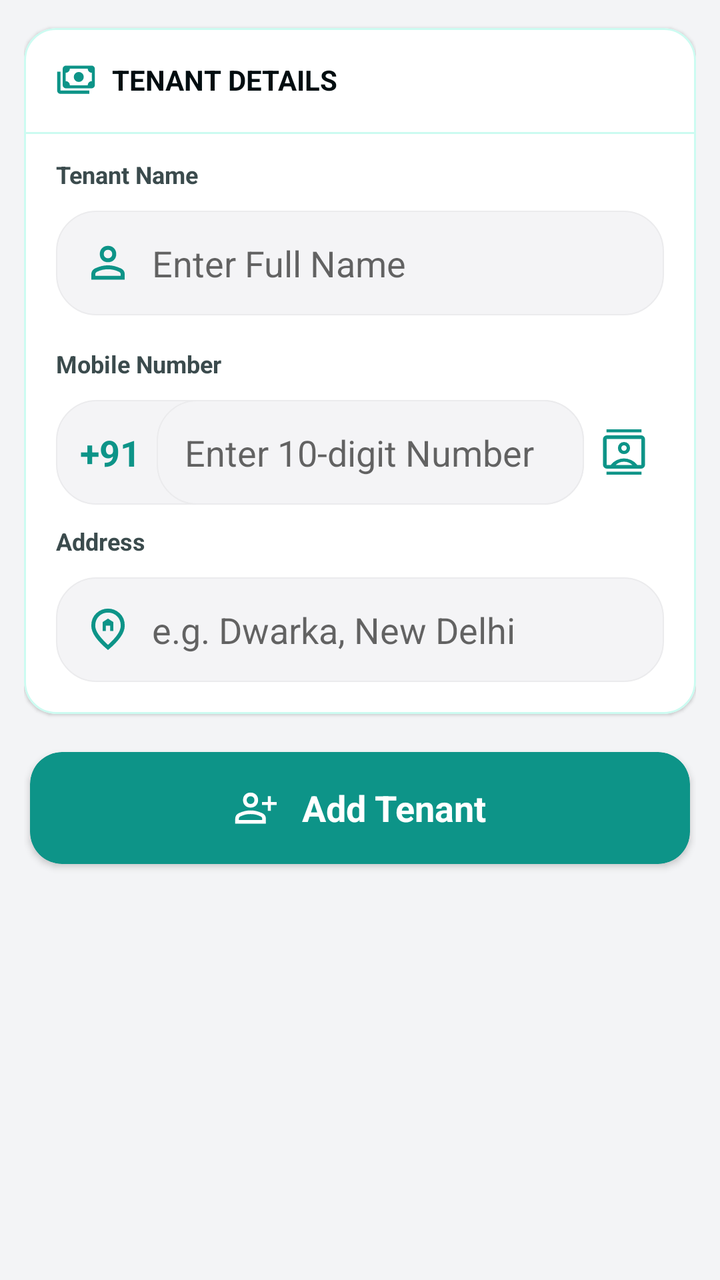
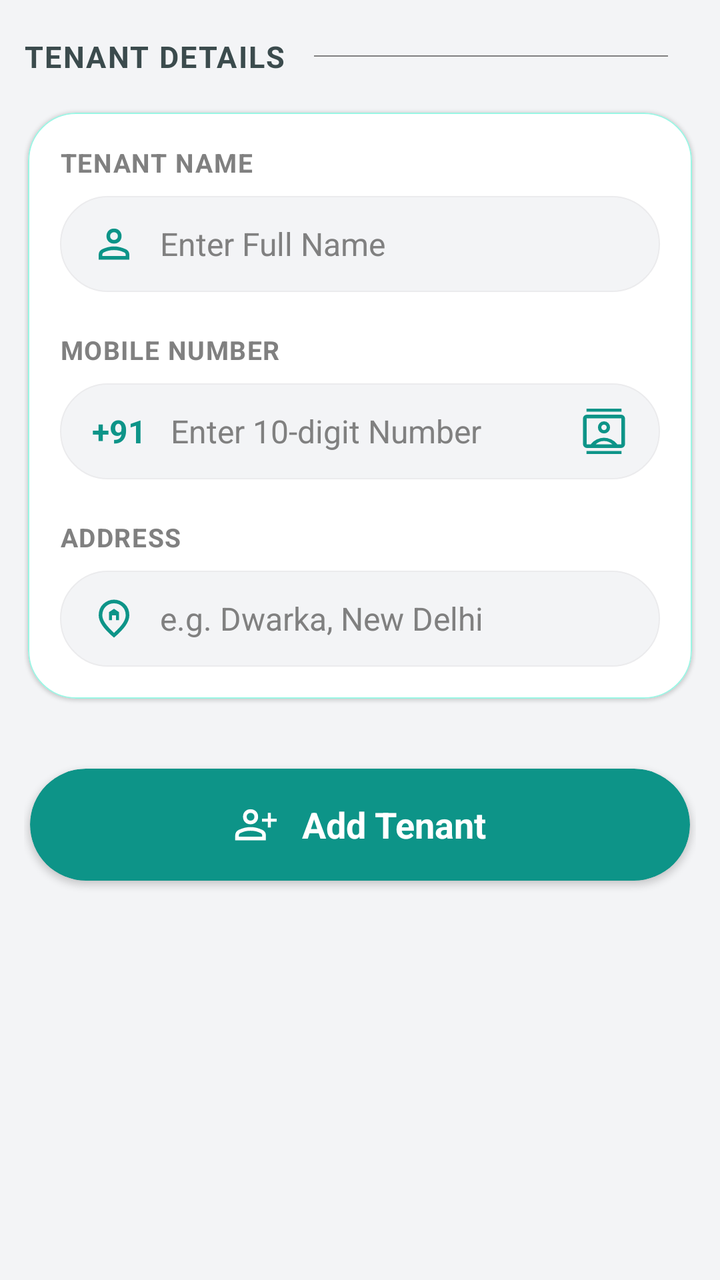

Two renders of the same Android screen: before a commit and after it. Below are the layout's source before the change and the commit's diff.
<!-- AndroidManifest.xml: activity theme Theme.RentBookRentPropertyManager.ToolBar -->
<!-- res/layout/activity_add_tenant.xml -->
<?xml version="1.0" encoding="utf-8"?>
<androidx.core.widget.NestedScrollView
    xmlns:android="http://schemas.android.com/apk/res/android"
    xmlns:app="http://schemas.android.com/apk/res-auto"
    xmlns:tools="http://schemas.android.com/tools"
    android:id="@+id/main"
    android:layout_width="match_parent"
    android:layout_height="match_parent"
    android:fillViewport="true"
    android:background="@color/bg_app_surface">

    
    <LinearLayout
        android:layout_width="match_parent"
        android:layout_height="wrap_content"
        android:orientation="vertical"
        android:paddingHorizontal="12dp"
        android:paddingBottom="20dp">

        
        <com.google.android.material.card.MaterialCardView
            android:layout_width="match_parent"
            android:layout_height="wrap_content"
            app:cardCornerRadius="16dp"
            app:cardBackgroundColor="@color/bg_list_layout_primary"
            app:strokeColor="@color/border_inner_layout"
            app:strokeWidth="1dp"
            android:layout_marginTop="14dp"
            android:layout_marginBottom="7dp">

            <LinearLayout
                android:layout_width="match_parent"
                android:layout_height="wrap_content"
                android:orientation="vertical"
                android:paddingVertical="16sp">

                
                <LinearLayout
                    android:layout_width="wrap_content"
                    android:layout_height="wrap_content"
                    android:orientation="horizontal"
                    android:paddingHorizontal="16dp"
                    android:gravity="center_vertical"
                    tools:ignore="UseCompoundDrawables">

                    <ImageView
                        android:layout_width="20dp"
                        android:layout_height="20dp"
                        android:contentDescription="@string/text_image_desc"
                        android:src="@drawable/ic_cash_payment"
                        app:tint="@color/icon_primary"/>

                    <TextView
                        android:layout_width="wrap_content"
                        android:layout_height="wrap_content"
                        android:layout_marginStart="8dp"
                        android:text="@string/text_label_tenant_details_cap"
                        android:textSize="14sp"
                        android:textColor="@color/text_heading"
                        android:textStyle="bold"/>
                </LinearLayout>

                
                <View
                    android:layout_width="match_parent"
                    android:layout_height="1dp"
                    android:layout_marginTop="16sp"
                    android:layout_marginBottom="12dp"
                    android:background="@color/border_inner_layout"/>


                <LinearLayout
                    android:layout_width="match_parent"
                    android:layout_height="wrap_content"
                    android:orientation="vertical"
                    android:layout_marginHorizontal="16sp">

                    
                    <TextView
                        android:layout_width="wrap_content"
                        android:layout_height="wrap_content"
                        android:text="@string/text_label_tenant_name"
                        android:textSize="12sp"
                        android:textStyle="bold"
                        android:textColor="@color/text_muted"/>

                    <com.google.android.material.textfield.TextInputEditText
                        android:id="@+id/editTextTenantName"
                        android:layout_width="match_parent"
                        android:layout_height="wrap_content"
                        android:hint="@string/text_hint_tenant_name"
                        android:padding="14sp"
                        android:background="@drawable/background_edit_text_input"
                        android:drawableStart="@drawable/ic_person"
                        android:inputType="textCapWords"
                        android:drawablePadding="10dp"
                        android:layout_marginVertical="10dp"
                        android:drawableTint="@color/icon_primary"/>

                    
                    <TextView
                        android:layout_width="wrap_content"
                        android:layout_height="wrap_content"
                        android:layout_marginTop="6dp"
                        android:text="@string/text_label_mobile_no"
                        android:textSize="12sp"
                        android:textStyle="bold"
                        android:textColor="@color/text_muted"/>

                    <LinearLayout
                        android:layout_width="match_parent"
                        android:layout_height="wrap_content"
                        android:orientation="horizontal">

                        <LinearLayout
                            android:layout_width="0dp"
                            android:layout_height="wrap_content"
                            android:layout_weight="1"
                            android:layout_marginVertical="10dp"
                            android:background="@drawable/background_edit_text_input">

                            
                            <TextView
                                android:id="@+id/textCountryCode"
                                android:layout_width="wrap_content"
                                android:layout_height="wrap_content"
                                android:text="@string/text_country_code_in"
                                android:textSize="18sp"
                                android:textStyle="bold"
                                android:textColor="@color/icon_primary"
                                android:paddingStart="12dp"
                                android:paddingEnd="8dp"
                                android:gravity="center_vertical"
                                android:background="@android:color/transparent" />

                            <com.google.android.material.textfield.TextInputEditText
                                android:id="@+id/editTextTenantPhone"
                                android:layout_width="match_parent"
                                android:layout_height="wrap_content"
                                android:hint="@string/text_hint_10_digit_no"
                                android:padding="14sp"
                                android:maxLength="10"
                                android:background="@drawable/background_edit_text_input"
                                android:inputType="number"
                                android:drawableTint="@color/icon_primary"/>

                        </LinearLayout>



                        <ImageView
                            android:id="@+id/btnPickContact"
                            android:layout_width="wrap_content"
                            android:layout_height="wrap_content"
                            android:layout_marginHorizontal="8dp"
                            android:layout_gravity="center_vertical"
                            android:contentDescription="@string/text_image_desc"
                            app:tint="@color/icon_primary"
                            android:src="@drawable/ic_contact_pick"/>

                    </LinearLayout>

                    
                    <TextView
                        android:layout_width="wrap_content"
                        android:layout_height="wrap_content"
                        android:text="@string/text_label_address"
                        android:textSize="12sp"
                        android:textStyle="bold"
                        android:textColor="@color/text_muted"/>

                    <com.google.android.material.textfield.TextInputEditText
                        android:id="@+id/editTextTenantAddress"
                        android:layout_width="match_parent"
                        android:layout_height="wrap_content"
                        android:hint="@string/text_hint_address"
                        android:padding="14sp"
                        android:background="@drawable/background_edit_text_input"
                        android:drawableStart="@drawable/ic_home_location"
                        android:inputType="textCapWords"
                        android:drawablePadding="10dp"
                        android:layout_marginTop="10dp"
                        android:drawableTint="@color/icon_primary"/>

                </LinearLayout>

            </LinearLayout>
        </com.google.android.material.card.MaterialCardView>

        <com.google.android.material.card.MaterialCardView
            android:id="@+id/btnAddTenant"
            android:layout_width="match_parent"
            android:layout_height="56dp"
            android:clickable="true"
            android:focusable="true"
            app:cardCornerRadius="16dp"
            android:layout_marginHorizontal="3dp"
            android:layout_marginVertical="12dp"
            app:cardElevation="2dp"
            app:cardBackgroundColor="@color/btn_primary">

            <LinearLayout
                android:layout_width="match_parent"
                android:layout_height="match_parent"
                android:orientation="horizontal"
                android:gravity="center"
                tools:ignore="UseCompoundDrawables">

                <ImageView
                    android:layout_width="22dp"
                    android:layout_height="22dp"
                    android:contentDescription="@string/text_image_desc"
                    android:src="@drawable/ic_add_user"
                    app:tint="#FFFFFF"/>

                <TextView
                    android:layout_width="wrap_content"
                    android:layout_height="wrap_content"
                    android:layout_marginStart="12dp"
                    android:text="@string/text_btn_add_tenant"
                    android:textSize="18sp"
                    android:textStyle="bold"
                    android:textColor="#FFFFFF"/>
            </LinearLayout>

        </com.google.android.material.card.MaterialCardView>

    </LinearLayout>

</androidx.core.widget.NestedScrollView>
<!-- resources referenced by this layout -->
<resources>
  <color name="bg_app_surface">#F3F4F6</color>
  <color name="bg_list_layout_primary">#FFFFFF</color>
  <color name="border_inner_layout">#CCFBF1</color>
  <color name="btn_primary">#0D9488</color>
  <color name="icon_primary">#0D9488</color>
  <color name="text_heading">#020d10</color>
  <color name="text_muted">#3b4b4d</color>
  <!-- drawable background_edit_text_input (drawable) -->
  <shape xmlns:android="http://schemas.android.com/apk/res/android"
      android:shape="rectangle">
  
      <solid android:color="@color/bg_info_container" />
      <corners android:radius="20dp" />
  
      
      <stroke
          android:width="0.7dp"
          android:color="@color/border_info_container" />
  
  </shape>
  <!-- drawable ic_cash_payment (drawable) -->
  <vector xmlns:android="http://schemas.android.com/apk/res/android"
      android:width="48dp"
      android:height="48dp"
      android:viewportWidth="960"
      android:viewportHeight="960">
    <path
        android:pathData="M546.22,527q-50,0 -85,-35t-35,-85q0,-50 35,-85t85,-35q50,0 85,35t35,85q0,50 -35,85t-85,35ZM239.78,680q-33.21,0 -56.5,-23.28Q160,633.43 160,600.22v-386.44q0,-32.91 23.28,-56.34Q206.57,134 239.78,134h614q32.68,0 55.95,23.44Q933,180.87 933,213.78v386.44q0,33.21 -23.27,56.5Q886.46,680 853.78,680h-614ZM333,607h427q0,-42 29,-71t71,-29v-200q-42,0 -71,-29.28 -29,-29.29 -29,-70.72L333,207q0,41.43 -29,70.72Q275,307 233,307v200q42,0 71,29t29,71ZM800,813L106.22,813q-32.68,0 -55.95,-23.27Q27,766.46 27,733.78L27,280h79.22v453.78L800,733.78L800,813ZM233,607v-400,400Z"
        android:fillColor="#000000"/>
  </vector>
  <!-- drawable ic_home_location (drawable) -->
  <vector xmlns:android="http://schemas.android.com/apk/res/android"
      android:width="24dp"
      android:height="24dp"
      android:viewportWidth="960"
      android:viewportHeight="960">
    <path
        android:pathData="M372.26,513.78h63.96v-105.87h87.56v105.87h63.96v-178.21L480,264.26l-107.74,71.31v178.21ZM480,789.7q130.17,-117.61 192.54,-210.74 62.37,-93.13 62.37,-172.66 0,-115.17 -74.08,-188.19 -74.09,-73.02 -180.83,-73.02 -106.74,0 -180.83,73.02 -74.08,73.02 -74.08,188.19 0,79.53 63.87,172.37Q352.83,671.52 480,789.7ZM480,894.13Q312.22,753.17 229.04,634.54q-83.17,-118.63 -83.17,-228.24 0,-155.65 101.02,-248.32Q347.91,65.3 480,65.3q132.09,0 233.39,92.68Q814.7,250.65 814.7,406.3q0,109.61 -83.46,228.24Q647.78,753.17 480,894.13ZM480,400Z"
        android:fillColor="#000000"/>
  </vector>
  <string name="text_btn_add_tenant">Add Tenant</string>
  <string name="text_country_code_in">+91</string>
  <string name="text_hint_10_digit_no">Enter 10-digit Number</string>
  <string name="text_hint_address">e.g. Dwarka, New Delhi</string>
  <string name="text_hint_tenant_name">Enter Full Name</string>
  <string name="text_image_desc">TODO</string>
  <string name="text_label_address">Address</string>
  <string name="text_label_mobile_no">Mobile Number</string>
  <string name="text_label_tenant_details_cap">TENANT DETAILS</string>
  <string name="text_label_tenant_name">Tenant Name</string>
  <style name="Theme.RentBookRentPropertyManager.ToolBar" parent="Theme.MaterialComponents.DayNight.DarkActionBar">
  
          
          <item name="colorPrimary">@color/primary_main</item>
          <item name="android:windowLightStatusBar">false</item>
  
      </style>
  <color name="bg_info_container">#F4F4F6</color>
  <color name="border_info_container">#EBEBED</color>
  <color name="primary_main">#0D9488</color>
  <!-- unchanged entries left out for length: 3 -->
</resources>

<!-- the commit's change to res/layout/activity_add_tenant.xml (unified diff, before → after) -->
@@ -1,191 +1,225 @@
 <?xml version="1.0" encoding="utf-8"?>
-<androidx.core.widget.NestedScrollView
-    xmlns:android="http://schemas.android.com/apk/res/android"
+<ScrollView xmlns:android="http://schemas.android.com/apk/res/android"
     xmlns:app="http://schemas.android.com/apk/res-auto"
     xmlns:tools="http://schemas.android.com/tools"
     android:id="@+id/main"
     android:layout_width="match_parent"
     android:layout_height="match_parent"
-    android:fillViewport="true"
-    android:background="@color/bg_app_surface">
-
-    
+    android:background="@color/bg_app_surface"
+    android:fillViewport="true">
+
     <LinearLayout
         android:layout_width="match_parent"
         android:layout_height="wrap_content"
         android:orientation="vertical"
-        android:paddingHorizontal="12dp"
-        android:paddingBottom="20dp">
+        android:paddingHorizontal="12dp">
+
+        <LinearLayout
+            android:layout_width="match_parent"
+            android:layout_height="wrap_content"
+            android:gravity="center_vertical"
+            android:layout_marginVertical="18dp">
+
+            
+            <TextView
+                android:layout_width="wrap_content"
+                android:layout_height="wrap_content"
+                android:text="@string/text_label_tenant_details_cap"
+                android:textAllCaps="true"
+                android:textColor="@color/text_muted"
+                android:textSize="15sp"
+                android:textStyle="bold"
+                android:letterSpacing="0.05"/>
+
+            <View
+                android:layout_width="match_parent"
+                android:layout_height="0.5dp"
+                android:layout_marginHorizontal="14dp"
+                android:background="@color/text_subheading_fade"/>
+
+        </LinearLayout>
 
         
         <com.google.android.material.card.MaterialCardView
             android:layout_width="match_parent"
             android:layout_height="wrap_content"
-            app:cardCornerRadius="16dp"
+            app:cardCornerRadius="24dp"
+            app:cardElevation="1dp"
             app:cardBackgroundColor="@color/bg_list_layout_primary"
-            app:strokeColor="@color/border_inner_layout"
-            app:strokeWidth="1dp"
-            android:layout_marginTop="14dp"
-            android:layout_marginBottom="7dp">
+            app:strokeColor="@color/border_dashboard_card"
+            app:strokeWidth="0.5dp"
+            android:layout_marginHorizontal="2dp">
 
             <LinearLayout
                 android:layout_width="match_parent"
                 android:layout_height="wrap_content"
                 android:orientation="vertical"
-                android:paddingVertical="16sp">
+                android:padding="16dp">
+
+                
+                <TextView
+                    android:layout_width="wrap_content"
+                    android:layout_height="wrap_content"
+                    android:text="@string/text_label_tenant_name"
+                    android:textColor="@color/text_subheading"
+                    android:textSize="13sp"
+                    android:textAllCaps="true"
+                    android:textStyle="bold"
+                    android:letterSpacing="0.04"
+                    android:paddingBottom="8dp"/>
 
                 
                 <LinearLayout
-                    android:layout_width="wrap_content"
-                    android:layout_height="wrap_content"
+                    android:layout_width="match_parent"
+                    android:layout_height="48dp"
                     android:orientation="horizontal"
-                    android:paddingHorizontal="16dp"
                     android:gravity="center_vertical"
-                    tools:ignore="UseCompoundDrawables">
+                    android:background="@drawable/bg_et_input"
+                    android:paddingHorizontal="16dp">
 
                     <ImageView
-                        android:layout_width="20dp"
-                        android:layout_height="20dp"
+                        android:layout_width="22dp"
+                        android:layout_height="22dp"
                         android:contentDescription="@string/text_image_desc"
-                        android:src="@drawable/ic_cash_payment"
+                        android:src="@drawable/ic_person"
                         app:tint="@color/icon_primary"/>
 
-                    <TextView
-                        android:layout_width="wrap_content"
-                        android:layout_height="wrap_content"
-                        android:layout_marginStart="8dp"
-                        android:text="@string/text_label_tenant_details_cap"
-                        android:textSize="14sp"
+                    <EditText
+                        android:id="@+id/editTextTenantName"
+                        android:layout_width="match_parent"
+                        android:layout_height="wrap_content"
+                        android:hint="@string/text_hint_tenant_name"
+                        android:textColorHint="@color/text_subheading_fade"
                         android:textColor="@color/text_heading"
-                        android:textStyle="bold"/>
+                        android:background="@android:color/transparent"
+                        android:paddingStart="12dp"
+                        android:paddingVertical="8dp"
+                        android:paddingEnd="2dp"
+                        android:inputType="textCapWords"
+                        android:textSize="16sp"/>
                 </LinearLayout>
 
                 
                 <View
                     android:layout_width="match_parent"
-                    android:layout_height="1dp"
-                    android:layout_marginTop="16sp"
-                    android:layout_marginBottom="12dp"
-                    android:background="@color/border_inner_layout"/>
-
-
+                    android:layout_height="20dp"/>
+
+                
+                <TextView
+                    android:layout_width="wrap_content"
+                    android:layout_height="wrap_content"
+                    android:text="@string/text_label_mobile_no"
+                    android:textColor="@color/text_subheading"
+                    android:textSize="13sp"
+                    android:textAllCaps="true"
+                    android:textStyle="bold"
+                    android:letterSpacing="0.04"
+                    android:paddingBottom="8dp"/>
+
+                
                 <LinearLayout
                     android:layout_width="match_parent"
-                    android:layout_height="wrap_content"
-                    android:orientation="vertical"
-                    android:layout_marginHorizontal="16sp">
+                    android:layout_height="48dp"
+                    android:orientation="horizontal"
+                    android:gravity="center_vertical"
+                    android:background="@drawable/bg_et_input"
+                    android:paddingHorizontal="16dp">
 
                     
                     <TextView
+                        android:id="@+id/textCountryCode"
                         android:layout_width="wrap_content"
                         android:layout_height="wrap_content"
-                        android:text="@string/text_label_tenant_name"
-                        android:textSize="12sp"
+                        android:text="@string/text_country_code_in"
+                        android:textSize="16sp"
                         android:textStyle="bold"
-                        android:textColor="@color/text_muted"/>
-
-                    <com.google.android.material.textfield.TextInputEditText
-                        android:id="@+id/editTextTenantName"
-                        android:layout_width="match_parent"
-                        android:layout_height="wrap_content"
-                        android:hint="@string/text_hint_tenant_name"
-                        android:padding="14sp"
-                        android:background="@drawable/background_edit_text_input"
-                        android:drawableStart="@drawable/ic_person"
-                        android:inputType="textCapWords"
-                        android:drawablePadding="10dp"
-                        android:layout_marginVertical="10dp"
-                        android:drawableTint="@color/icon_primary"/>
-
-                    
-                    <TextView
+                        android:textColor="@color/icon_primary"
+                        android:gravity="center_vertical"
+                        android:background="@android:color/transparent" />
+
+                    <EditText
+                        android:id="@+id/editTextTenantPhone"
+                        android:layout_width="0dp"
+                        android:layout_height="wrap_content"
+                        android:hint="@string/text_hint_10_digit_no"
+                        android:textColorHint="@color/text_subheading_fade"
+                        android:textColor="@color/text_heading"
+                        android:background="@android:color/transparent"
+                        android:layout_weight="1"
+                        android:paddingStart="12dp"
+                        android:paddingVertical="8dp"
+                        android:paddingEnd="2dp"
+                        android:maxLength="10"
+                        android:inputType="phone"
+                        android:textSize="16sp"/>
+
+                    <ImageView
+                        android:id="@+id/btnPickContact"
                         android:layout_width="wrap_content"
                         android:layout_height="wrap_content"
-                        android:layout_marginTop="6dp"
-                        android:text="@string/text_label_mobile_no"
-                        android:textSize="12sp"
-                        android:textStyle="bold"
-                        android:textColor="@color/text_muted"/>
-
-                    <LinearLayout
-                        android:layout_width="match_parent"
-                        android:layout_height="wrap_content"
-                        android:orientation="horizontal">
-
-                        <LinearLayout
-                            android:layout_width="0dp"
-                            android:layout_height="wrap_content"
-                            android:layout_weight="1"
-                            android:layout_marginVertical="10dp"
-                            android:background="@drawable/background_edit_text_input">
-
-                            
-                            <TextView
-                                android:id="@+id/textCountryCode"
-                                android:layout_width="wrap_content"
-                                android:layout_height="wrap_content"
-                                android:text="@string/text_country_code_in"
-                                android:textSize="18sp"
-                                android:textStyle="bold"
-                                android:textColor="@color/icon_primary"
-                                android:paddingStart="12dp"
-                                android:paddingEnd="8dp"
-                                android:gravity="center_vertical"
-                                android:background="@android:color/transparent" />
-
-                            <com.google.android.material.textfield.TextInputEditText
-                                android:id="@+id/editTextTenantPhone"
-                                android:layout_width="match_parent"
-                                android:layout_height="wrap_content"
-                                android:hint="@string/text_hint_10_digit_no"
-                                android:padding="14sp"
-                                android:maxLength="10"
-                                android:background="@drawable/background_edit_text_input"
-                                android:inputType="number"
-                                android:drawableTint="@color/icon_primary"/>
-
-                        </LinearLayout>
-
-
-
-                        <ImageView
-                            android:id="@+id/btnPickContact"
-                            android:layout_width="wrap_content"
-                            android:layout_height="wrap_content"
-                            android:layout_marginHorizontal="8dp"
-                            android:layout_gravity="center_vertical"
-                            android:contentDescription="@string/text_image_desc"
-                            app:tint="@color/icon_primary"
-                            android:src="@drawable/ic_contact_pick"/>
-
-                    </LinearLayout>
-
-                    
-                    <TextView
-                        android:layout_width="wrap_content"
-                        android:layout_height="wrap_content"
-                        android:text="@string/text_label_address"
-                        android:textSize="12sp"
-                        android:textStyle="bold"
-                        android:textColor="@color/text_muted"/>
-
-                    <com.google.android.material.textfield.TextInputEditText
+                        android:layout_gravity="center_vertical"
+                        android:contentDescription="@string/text_image_desc"
+                        app:tint="@color/icon_primary"
+                        android:src="@drawable/ic_contact_pick"/>
+
+                </LinearLayout>
+
+                
+                <View
+                    android:layout_width="match_parent"
+                    android:layout_height="20dp"/>
+
+                
+                <TextView
+                    android:layout_width="wrap_content"
+                    android:layout_height="wrap_content"
+                    android:text="@string/text_label_address"
+                    android:textColor="@color/text_subheading"
+                    android:textSize="13sp"
+                    android:textAllCaps="true"
+                    android:textStyle="bold"
+                    android:letterSpacing="0.04"
+                    android:paddingBottom="8dp"/>
+
+                
+                <LinearLayout
+                    android:layout_width="match_parent"
+                    android:layout_height="48dp"
+                    android:orientation="horizontal"
+                    android:gravity="center_vertical"
+                    android:background="@drawable/bg_et_input"
+                    android:paddingHorizontal="16dp">
+
+                    <ImageView
+                        android:layout_width="22dp"
+                        android:layout_height="22dp"
+                        android:contentDescription="@string/text_image_desc"
+                        android:src="@drawable/ic_home_location"
+                        app:tint="@color/icon_primary"/>
+
+                    <EditText
                         android:id="@+id/editTextTenantAddress"
                         android:layout_width="match_parent"
                         android:layout_height="wrap_content"
                         android:hint="@string/text_hint_address"
-                        android:padding="14sp"
-                        android:background="@drawable/background_edit_text_input"
-                        android:drawableStart="@drawable/ic_home_location"
+                        android:textColorHint="@color/text_subheading_fade"
+                        android:textColor="@color/text_heading"
+                        android:background="@android:color/transparent"
+                        android:paddingStart="12dp"
+                        android:paddingVertical="8dp"
+                        android:paddingEnd="2dp"
                         android:inputType="textCapWords"
-                        android:drawablePadding="10dp"
-                        android:layout_marginTop="10dp"
-                        android:drawableTint="@color/icon_primary"/>
-
+                        android:textSize="16sp"/>
                 </LinearLayout>
 
             </LinearLayout>
+
         </com.google.android.material.card.MaterialCardView>
+
+
+        <Space
+            android:layout_width="match_parent"
+            android:layout_height="32dp"/>
 
         <com.google.android.material.card.MaterialCardView
             android:id="@+id/btnAddTenant"
@@ -193,9 +227,8 @@
             android:layout_height="56dp"
             android:clickable="true"
             android:focusable="true"
-            app:cardCornerRadius="16dp"
-            android:layout_marginHorizontal="3dp"
-            android:layout_marginVertical="12dp"
+            app:cardCornerRadius="50dp"
+            android:layout_margin="3dp"
             app:cardElevation="2dp"
             app:cardBackgroundColor="@color/btn_primary">
 
@@ -211,7 +244,7 @@
                     android:layout_height="22dp"
                     android:contentDescription="@string/text_image_desc"
                     android:src="@drawable/ic_add_user"
-                    app:tint="#FFFFFF"/>
+                    app:tint="@color/white"/>
 
                 <TextView
                     android:layout_width="wrap_content"
@@ -220,11 +253,15 @@
                     android:text="@string/text_btn_add_tenant"
                     android:textSize="18sp"
                     android:textStyle="bold"
-                    android:textColor="#FFFFFF"/>
+                    android:textColor="@color/white"/>
             </LinearLayout>
 
         </com.google.android.material.card.MaterialCardView>
 
+        <Space
+            android:layout_width="match_parent"
+            android:layout_height="16dp"/>
+
     </LinearLayout>
 
-</androidx.core.widget.NestedScrollView>
+</ScrollView>
<!-- resource entries referenced after the edit -->
@@ -2,34 +2,24 @@
 <resources>
   <color name="bg_app_surface">#F3F4F6</color>
   <color name="bg_list_layout_primary">#FFFFFF</color>
-  <color name="border_inner_layout">#CCFBF1</color>
+  <color name="border_dashboard_card">#99F6E4</color>
   <color name="btn_primary">#0D9488</color>
   <color name="icon_primary">#0D9488</color>
   <color name="text_heading">#020d10</color>
   <color name="text_muted">#3b4b4d</color>
-  <!-- drawable background_edit_text_input (drawable) -->
-  <shape xmlns:android="http://schemas.android.com/apk/res/android"
-      android:shape="rectangle">
-  
-      <solid android:color="@color/bg_info_container" />
-      <corners android:radius="20dp" />
+  <color name="text_subheading">#808080</color>
+  <color name="text_subheading_fade">#808080</color>
+  <color name="white">#FFFFFFFF</color>
+  <!-- drawable bg_et_input (drawable) -->
+  <shape xmlns:android="http://schemas.android.com/apk/res/android">
+      <solid android:color="@color/edit_text_bg"/>
+      <corners android:radius="30dp"/>
   
       
       <stroke
-          android:width="0.7dp"
+          android:width="0.5dp"
           android:color="@color/border_info_container" />
-  
   </shape>
-  <!-- drawable ic_cash_payment (drawable) -->
-  <vector xmlns:android="http://schemas.android.com/apk/res/android"
-      android:width="48dp"
-      android:height="48dp"
-      android:viewportWidth="960"
-      android:viewportHeight="960">
-    <path
-        android:pathData="M546.22,527q-50,0 -85,-35t-35,-85q0,-50 35,-85t85,-35q50,0 85,35t35,85q0,50 -35,85t-85,35ZM239.78,680q-33.21,0 -56.5,-23.28Q160,633.43 160,600.22v-386.44q0,-32.91 23.28,-56.34Q206.57,134 239.78,134h614q32.68,0 55.95,23.44Q933,180.87 933,213.78v386.44q0,33.21 -23.27,56.5Q886.46,680 853.78,680h-614ZM333,607h427q0,-42 29,-71t71,-29v-200q-42,0 -71,-29.28 -29,-29.29 -29,-70.72L333,207q0,41.43 -29,70.72Q275,307 233,307v200q42,0 71,29t29,71ZM800,813L106.22,813q-32.68,0 -55.95,-23.27Q27,766.46 27,733.78L27,280h79.22v453.78L800,733.78L800,813ZM233,607v-400,400Z"
-        android:fillColor="#000000"/>
-  </vector>
   <!-- drawable ic_home_location (drawable) -->
   <vector xmlns:android="http://schemas.android.com/apk/res/android"
       android:width="24dp"
@@ -57,7 +47,7 @@
           <item name="android:windowLightStatusBar">false</item>
   
       </style>
-  <color name="bg_info_container">#F4F4F6</color>
+  <color name="edit_text_bg">#f3f4f6</color>
   <color name="border_info_container">#EBEBED</color>
   <color name="primary_main">#0D9488</color>
   <!-- unchanged entries left out for length: 3 -->
